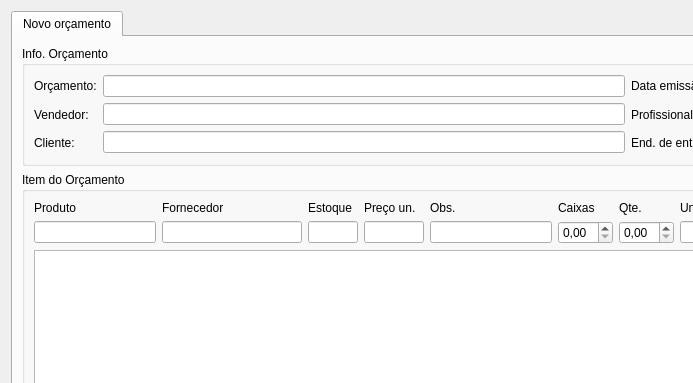
First picture: the form in ui/orcamento.ui, repository lellisls/ERP-STACCATO, before the edit; both pictures show x 0 to 693 and y 0 to 383 of the 1385 by 612 pixel window.
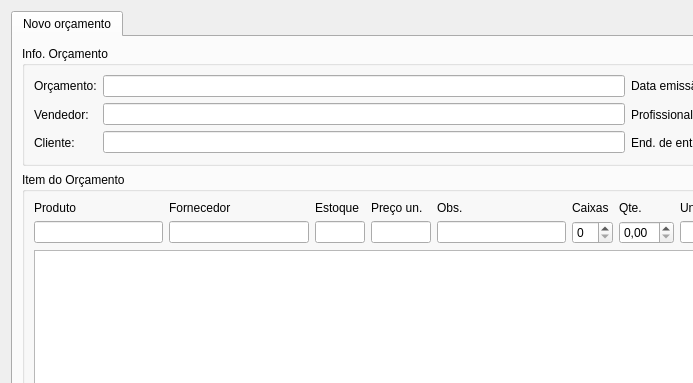
Second picture: the form after the edit. Custom widgets are drawn as their Qt base class.

Commit message: Mudado spinBox caixas de double para int em Orçamento

```diff
--- a/ui/orcamento.ui
+++ b/ui/orcamento.ui
@@ -635,25 +635,6 @@
             </property>
            </widget>
           </item>
-          <item row="3" column="5">
-           <widget class="QDoubleSpinBox" name="doubleSpinBoxCaixas">
-            <property name="maximumSize">
-             <size>
-              <width>55</width>
-              <height>16777215</height>
-             </size>
-            </property>
-            <property name="toolTip">
-             <string>&lt;html&gt;&lt;head/&gt;&lt;body&gt;&lt;p&gt;Quantidade de caixas&lt;/p&gt;&lt;/body&gt;&lt;/html&gt;</string>
-            </property>
-            <property name="correctionMode">
-             <enum>QAbstractSpinBox::CorrectToNearestValue</enum>
-            </property>
-            <property name="maximum">
-             <double>9999999.000000000000000</double>
-            </property>
-           </widget>
-          </item>
           <item row="3" column="6">
            <widget class="QDoubleSpinBox" name="doubleSpinBoxQte">
             <property name="maximumSize">
@@ -799,6 +780,22 @@
             </attribute>
            </widget>
           </item>
+          <item row="3" column="5">
+           <widget class="QSpinBox" name="spinBoxCaixas">
+            <property name="maximumSize">
+             <size>
+              <width>55</width>
+              <height>16777215</height>
+             </size>
+            </property>
+            <property name="toolTip">
+             <string>&lt;html&gt;&lt;head/&gt;&lt;body&gt;&lt;p&gt;Quantidade de caixas&lt;/p&gt;&lt;/body&gt;&lt;/html&gt;</string>
+            </property>
+            <property name="correctionMode">
+             <enum>QAbstractSpinBox::CorrectToNearestValue</enum>
+            </property>
+           </widget>
+          </item>
          </layout>
         </widget>
        </item>
```
Left out of the diff: 2 changed lines with no effect on the pictures. The commit also changes 2 other files.
